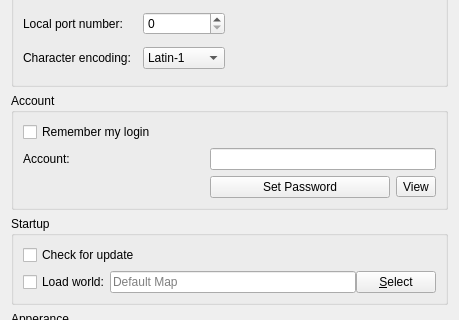
nschimme/MMapper, file src/preferences/generalpage.ui: the form before one commit; both pictures show x 0 to 459 and y 103 to 423 of the 459 by 792 pixel window.
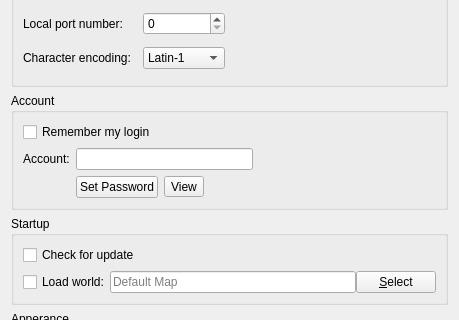
The form after the commit.

Commit message: Refactor PasswordConfig and Improve Credential Management UX

Diff of the .ui file:
```diff
--- a/src/preferences/generalpage.ui
+++ b/src/preferences/generalpage.ui
@@ -169,17 +169,19 @@
         </property>
        </widget>
       </item>
-      <item row="1" column="1" colspan="2">
+      <item row="1" column="1">
        <widget class="QLineEdit" name="accountName"/>
       </item>
       <item row="2" column="1">
+       <layout class="QHBoxLayout" name="horizontalLayout_password">
+        <item>
        <widget class="QPushButton" name="setPassword">
         <property name="text">
          <string>Set Password</string>
         </property>
        </widget>
       </item>
-      <item row="2" column="2">
+        <item>
        <widget class="QToolButton" name="viewPassword">
         <property name="text">
          <string>View</string>
@@ -188,6 +190,34 @@
          <string>View current password</string>
         </property>
        </widget>
+        </item>
+        <item>
+         <spacer name="horizontalSpacer_password">
+          <property name="orientation">
+           <enum>Qt::Horizontal</enum>
+          </property>
+          <property name="sizeHint" stdset="0">
+           <size>
+            <width>40</width>
+            <height>20</height>
+           </size>
+          </property>
+         </spacer>
+        </item>
+       </layout>
+      </item>
+      <item row="1" column="2">
+       <spacer name="horizontalSpacer_account">
+        <property name="orientation">
+         <enum>Qt::Horizontal</enum>
+        </property>
+        <property name="sizeHint" stdset="0">
+         <size>
+          <width>40</width>
+          <height>20</height>
+         </size>
+        </property>
+       </spacer>
       </item>
       <item row="0" column="0" colspan="3">
        <widget class="QCheckBox" name="autoLogin">
```
Lines whose indentation alone changed are shown as unchanged. The commit also changes 1 other file.
